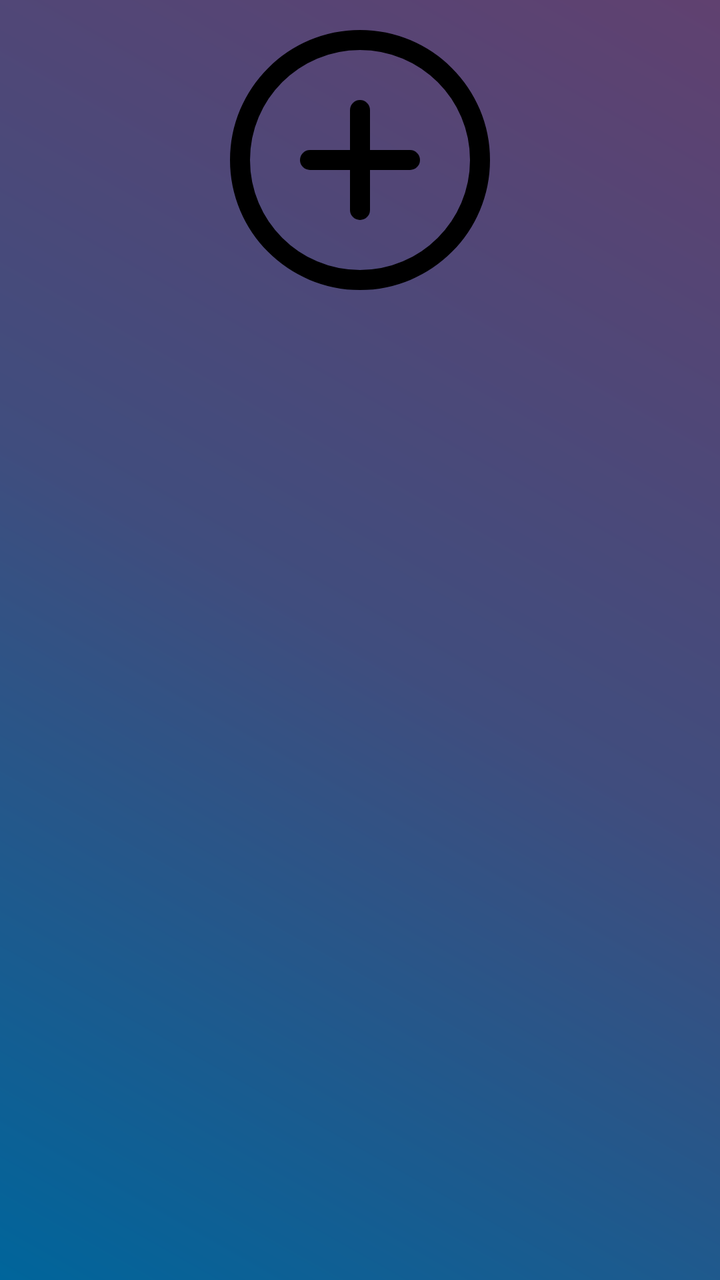
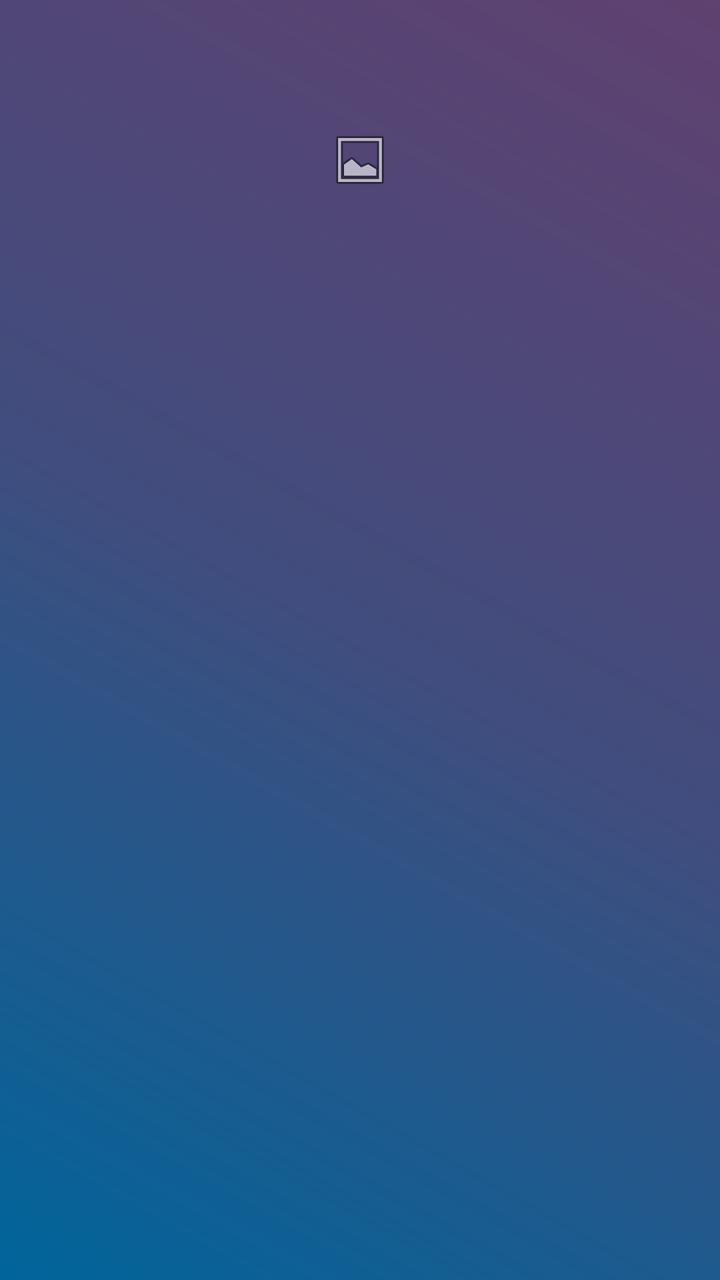

Compare the two renders of this Android layout. The source of the first and the diff that turns it into the second are given below.
<!-- AndroidManifest.xml: application theme Theme.FloatingGhostImage -->
<!-- res/layout/item_image_history.xml -->
<?xml version="1.0" encoding="utf-8"?>
<LinearLayout xmlns:android="http://schemas.android.com/apk/res/android"
    android:layout_width="match_parent"
    android:layout_height="wrap_content"
    android:clipChildren="false"
    android:clipToPadding="false"
    android:gravity="center_horizontal"
    android:orientation="vertical"
    android:paddingHorizontal="16dp">

    <ImageView
        android:id="@+id/imgItemThumb"
        android:layout_width="160dp"
        android:layout_height="160dp"
        android:adjustViewBounds="false"
        android:scaleType="centerInside"
        android:src="@drawable/add_circle" />
</LinearLayout>
<!-- resources referenced by this layout -->
<resources>
  <!-- drawable add_circle (drawable) -->
  <vector xmlns:android="http://schemas.android.com/apk/res/android"
      android:width="800dp"
      android:height="800dp"
      android:viewportWidth="512"
      android:viewportHeight="512">
    <path
        android:pathData="M448,256c0,-106 -86,-192 -192,-192S64,150 64,256s86,192 192,192S448,362 448,256Z"
        android:strokeWidth="32"
        android:fillColor="#00000000"
        android:strokeColor="#000000"/>
    <path
        android:pathData="M256,176L256,336"
        android:strokeLineJoin="round"
        android:strokeWidth="32"
        android:fillColor="#00000000"
        android:strokeColor="#000000"
        android:strokeLineCap="round"/>
    <path
        android:pathData="M336,256L176,256"
        android:strokeLineJoin="round"
        android:strokeWidth="32"
        android:fillColor="#00000000"
        android:strokeColor="#000000"
        android:strokeLineCap="round"/>
  </vector>
  <style name="Theme.FloatingGhostImage" parent="Theme.AppCompat.Light.NoActionBar">
          
          <item name="android:windowBackground">@drawable/background_gradient</item>
  
          
          <item name="android:statusBarColor">@android:color/transparent</item>
          <item name="android:navigationBarColor">@android:color/transparent</item>
          <item name="android:navigationBarDividerColor">@android:color/transparent</item>
          <item name="android:enforceNavigationBarContrast">false</item>
          <item name="android:windowDrawsSystemBarBackgrounds">true</item>
          <item name="android:windowLayoutInDisplayCutoutMode">shortEdges</item>
  
          
          <item name="android:windowLightStatusBar">false</item>
          <item name="android:windowLightNavigationBar">false</item>
      </style>
  <!-- drawable background_gradient (drawable) -->
  <?xml version="1.0" encoding="utf-8"?>
  <shape xmlns:android="http://schemas.android.com/apk/res/android"
      android:shape="rectangle">
      <gradient
          android:type="linear"
          android:angle="45"
          android:startColor="#00659B"
          android:centerColor="#404D7E"
          android:endColor="#604170" />
  </shape>
</resources>

<!-- the commit's change to res/layout/item_image_history.xml (unified diff, before → after) -->
@@ -14,5 +14,5 @@
         android:layout_height="160dp"
         android:adjustViewBounds="false"
         android:scaleType="centerInside"
-        android:src="@drawable/add_circle" />
+        android:src="@android:drawable/ic_menu_gallery" />
 </LinearLayout>
<!-- resource entries referenced after the edit -->
@@ -1,31 +1,5 @@
 <!-- resources referenced by this layout -->
 <resources>
-  <!-- drawable add_circle (drawable) -->
-  <vector xmlns:android="http://schemas.android.com/apk/res/android"
-      android:width="800dp"
-      android:height="800dp"
-      android:viewportWidth="512"
-      android:viewportHeight="512">
-    <path
-        android:pathData="M448,256c0,-106 -86,-192 -192,-192S64,150 64,256s86,192 192,192S448,362 448,256Z"
-        android:strokeWidth="32"
-        android:fillColor="#00000000"
-        android:strokeColor="#000000"/>
-    <path
-        android:pathData="M256,176L256,336"
-        android:strokeLineJoin="round"
-        android:strokeWidth="32"
-        android:fillColor="#00000000"
-        android:strokeColor="#000000"
-        android:strokeLineCap="round"/>
-    <path
-        android:pathData="M336,256L176,256"
-        android:strokeLineJoin="round"
-        android:strokeWidth="32"
-        android:fillColor="#00000000"
-        android:strokeColor="#000000"
-        android:strokeLineCap="round"/>
-  </vector>
   <style name="Theme.FloatingGhostImage" parent="Theme.AppCompat.Light.NoActionBar">
           
           <item name="android:windowBackground">@drawable/background_gradient</item>
